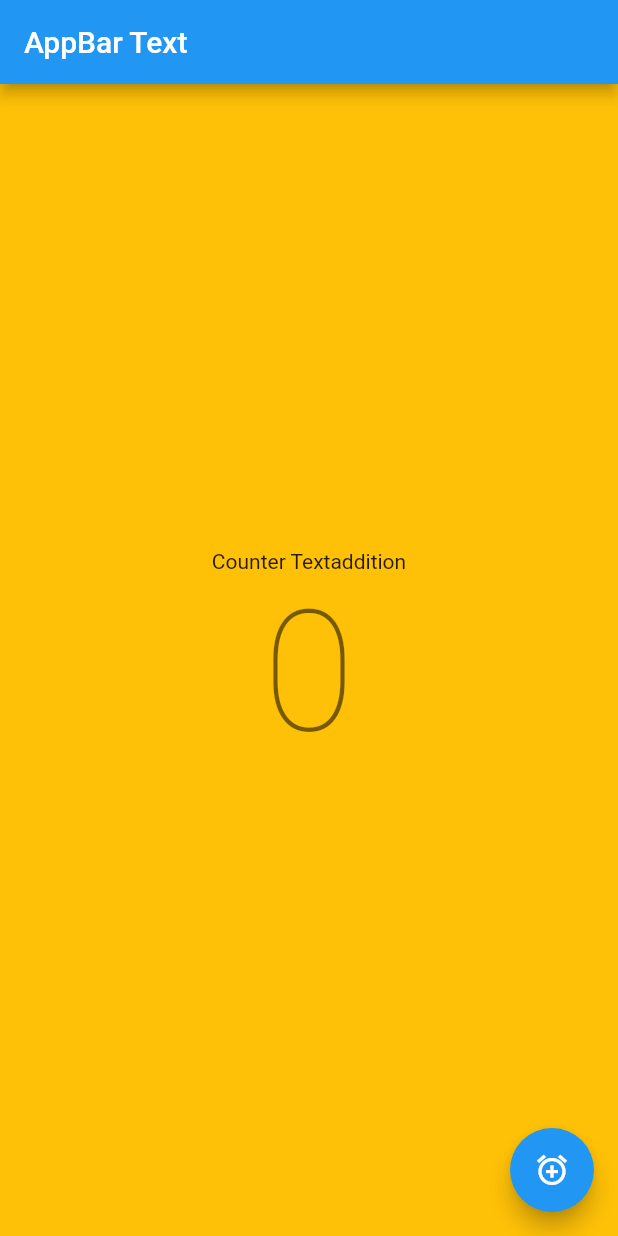
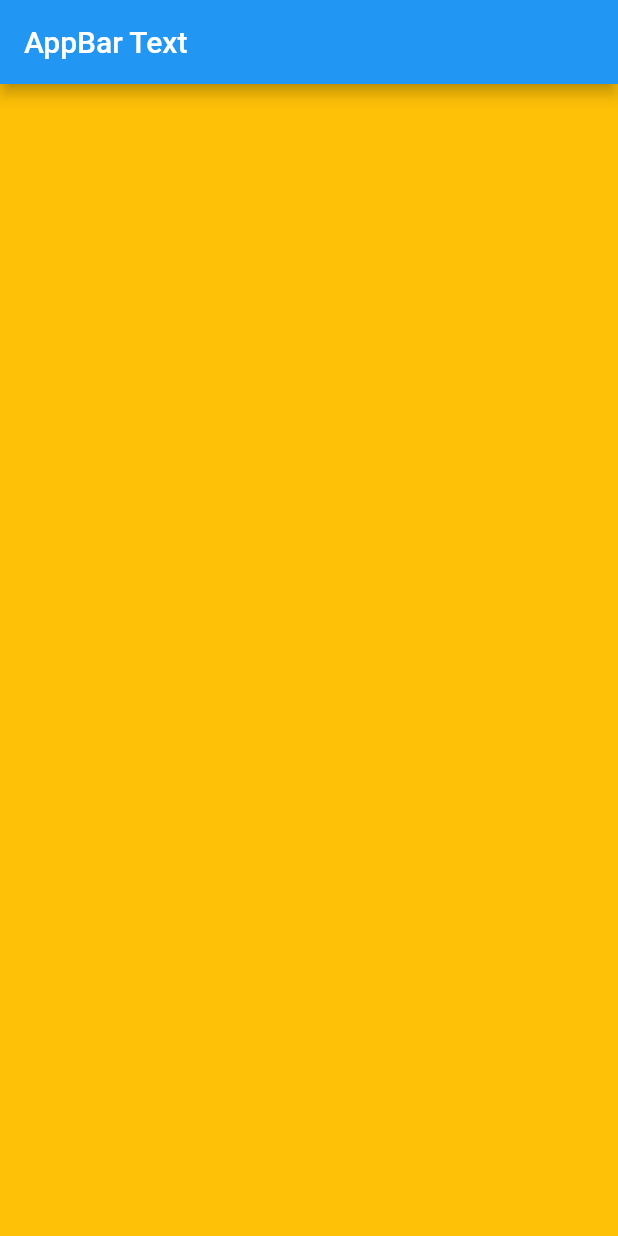
Before and after one commit to Devsaci/flutter2basic, a Flutter app: the screen it shows after launch, on a phone screen of 412 x 824 dp. Run offline on Flutter 3.47's test engine with Material 2 defaults, Android fonts, the phone set to English and light mode, and no system bars.

```diff
--- a/lib/main.dart
+++ b/lib/main.dart
@@ -27,20 +27,7 @@ class _MyAppState extends State<MyApp> {
           body: Container(
             alignment: Alignment.center,
             color: Colors.amber,
-            child: Column(
-              mainAxisAlignment: MainAxisAlignment.center,
-              children: [
-                Text("Counter Textaddition"),
-                Text(
-                  '$_counter',
-                  style: Theme.of(context).textTheme.headline1,
-                ),
-              ],
-            ),
-          ),
-          floatingActionButton: FloatingActionButton(
-            onPressed: _incrementCounter,
-            child: Icon(Icons.add_alarm),
+            child: Column(),
           ),
         ),
       );
```
